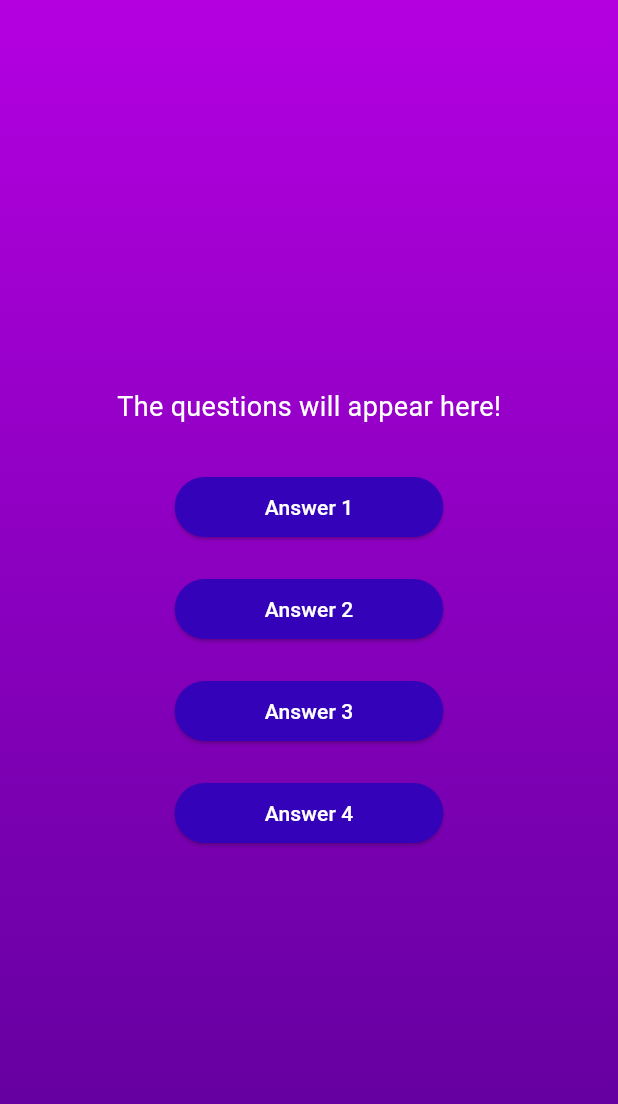
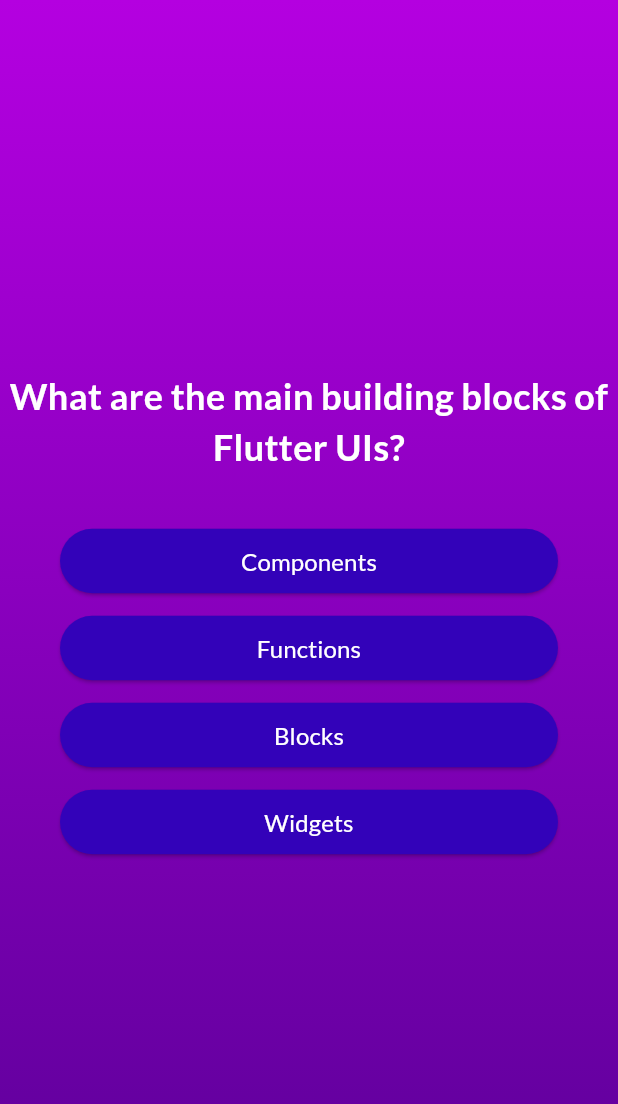
Before and after one commit to farasatkhan/flutter-learn, a Flutter app: the screen it shows after launch, after a tap on "Start Quiz", on a phone screen of 412 x 824 dp. Shown: the top 1104 px of the screen. Run offline on Flutter 3.47's test engine with Material 3 defaults, Android fonts, the phone set to English and light mode, and no system bars; our stand-ins replace google_fonts.

Commit message:
complete code for flutter quiz app

```diff
--- a/flutter_quizapp/lib/answer_button.dart
+++ b/flutter_quizapp/lib/answer_button.dart
@@ -1,4 +1,5 @@
 import 'package:flutter/material.dart';
+import 'package:google_fonts/google_fonts.dart';
 
 class AnswerButton extends StatelessWidget {
   const AnswerButton({super.key, required this.answer, required this.onTap});
@@ -16,7 +17,15 @@
           backgroundColor:
               MaterialStatePropertyAll(Color.fromARGB(255, 51, 2, 185)),
           foregroundColor: MaterialStatePropertyAll(Colors.white)),
-      child: Text(answer),
+      child: Text(
+        answer,
+        textAlign: TextAlign.center,
+        style: GoogleFonts.lato(
+          color: Colors.white,
+          fontSize: 16,
+          fontWeight: FontWeight.normal,
+        ),
+      ),
     );
   }
 }
--- a/flutter_quizapp/lib/data/questions.dart
+++ b/flutter_quizapp/lib/data/questions.dart
@@ -9,13 +9,16 @@
         'Blocks',
         'Functions',
       ],
-  ),
-  QuizQuestions('How are Flutter UIs built?', [
+      'Widgets'),
+  QuizQuestions(
+      'How are Flutter UIs built?',
+      [
         'By combining widgets in code',
         'By combining widgets in a visual editor',
         'By defining widgets in config files',
         'By using XCode for iOS and Android Studio for Android',
-  ]),
+      ],
+      'By combining widgets in code'),
   QuizQuestions(
       'What\'s the purpose of a StatefulWidget?',
       [
@@ -24,7 +27,7 @@
         'Ignore data changes',
         'Render UI that does not depend on data',
       ],
-  ),
+      'Update UI as data changes'),
   QuizQuestions(
       'Which widget should you try to use more often: StatelessWidget or StatefulWidget?',
       [
@@ -33,7 +36,7 @@
         'Both are equally good',
         'None of the above',
       ],
-  ),
+      'StatelessWidget'),
   QuizQuestions(
       'What happens if you change data in a StatelessWidget?',
       [
@@ -42,7 +45,7 @@
         'The closest StatefulWidget is updated',
         'Any nested StatefulWidgets are updated',
       ],
-  ),
+      'The UI is not updated'),
   QuizQuestions(
       'How should you update data inside of StatefulWidgets?',
       [
@@ -51,5 +54,5 @@
         'By calling updateUI()',
         'By calling updateState()',
       ],
-  ),
+      'By calling setState()'),
 ];
--- a/flutter_quizapp/lib/gradient_container.dart
+++ b/flutter_quizapp/lib/gradient_container.dart
@@ -1,6 +1,8 @@
 import 'package:flutter/material.dart';
+import 'package:flutter_quizapp/data/questions.dart';
 import 'package:flutter_quizapp/questions.dart';
 import 'package:flutter_quizapp/quiz.dart';
+import 'package:flutter_quizapp/result_screen.dart';
 
 class GradientContainer extends StatefulWidget {
   const GradientContainer({super.key});
@@ -10,17 +12,40 @@
 }
 
 class _GradientContainerState extends State<GradientContainer> {
-  Widget? currentScreen;
+  Widget? _currentScreen;
+  final List<String> _choosedAnswers = [];
+
+  void chooseAnswer(String answer) {
+    _choosedAnswers.add(answer);
+
+    if (_choosedAnswers.length == questions.length) {
+      setState(() {
+        _currentScreen = ResultsScreen(
+          chosenAnswers: _choosedAnswers,
+          resetScreen: resetScreen,
+        );
+      });
+    }
+  }
+
+  void resetScreen() {
+    setState(() {
+      _currentScreen = Quiz(changeScreen);
+      _choosedAnswers.clear();
+    });
+  }
 
   @override
   void initState() {
     super.initState();
-    currentScreen = Quiz(changeScreen);
+    _currentScreen = Quiz(changeScreen);
   }
 
   void changeScreen() {
     setState(() {
-      currentScreen = const QuestionsScreen();
+      _currentScreen = QuestionsScreen(
+        onSelectedAnswer: chooseAnswer,
+      );
     });
   }
 
@@ -35,7 +60,7 @@
             Color.fromARGB(255, 180, 0, 224),
             Color.fromARGB(255, 92, 0, 153)
           ])),
-      child: currentScreen,
+      child: _currentScreen,
     );
   }
 }
--- a/flutter_quizapp/lib/models/quiz_questions.dart
+++ b/flutter_quizapp/lib/models/quiz_questions.dart
@@ -1,6 +1,13 @@
 class QuizQuestions {
-  const QuizQuestions(this.question, this.answers);
+  const QuizQuestions(this.question, this.answers, this.correctAnswer);
 
   final String question;
+  final String correctAnswer;
   final List<String> answers;
+
+  List<String> get shuffledAnswers {
+    final shuffledAnswers = List.of(answers);
+    shuffledAnswers.shuffle();
+    return shuffledAnswers;
+  }
 }
--- a/flutter_quizapp/lib/questions.dart
+++ b/flutter_quizapp/lib/questions.dart
@@ -1,33 +1,63 @@
 import 'package:flutter/material.dart';
 import 'package:flutter_quizapp/answer_button.dart';
+import 'package:flutter_quizapp/data/questions.dart';
+import 'package:google_fonts/google_fonts.dart';
 
 class QuestionsScreen extends StatefulWidget {
-  const QuestionsScreen({super.key});
+  const QuestionsScreen({super.key, required this.onSelectedAnswer});
+
+  final void Function(String answer) onSelectedAnswer;
 
   @override
   State<QuestionsScreen> createState() => _QuestionsScreenState();
 }
 
 class _QuestionsScreenState extends State<QuestionsScreen> {
+  var _currentQuestionIndex = 0;
+
+  void answerQuestion(String answer) {
+    widget.onSelectedAnswer(answer);
+    setState(() {
+      _currentQuestionIndex++;
+    });
+  }
+
   @override
   Widget build(BuildContext context) {
+    final currentQuestion = questions[_currentQuestionIndex];
+
     return SizedBox(
       width: double.infinity,
       child: Column(mainAxisAlignment: MainAxisAlignment.center, children: [
-        const Text(
-          "The questions will appear here!",
-          style: TextStyle(fontSize: 18, color: Colors.white),
+        Text(
+          currentQuestion.question,
+          style: GoogleFonts.lato(
+            color: Colors.white,
+            fontSize: 24,
+            fontWeight: FontWeight.bold,
+          ),
+          textAlign: TextAlign.center,
         ),
         const SizedBox(
           height: 30,
         ),
-        AnswerButton(answer: "Answer 1", onTap: () {}),
-        const SizedBox(height: 20),
-        AnswerButton(answer: "Answer 2", onTap: () {}),
-        const SizedBox(height: 20),
-        AnswerButton(answer: "Answer 3", onTap: () {}),
-        const SizedBox(height: 20),
-        AnswerButton(answer: "Answer 4", onTap: () {}),
+        ...currentQuestion.shuffledAnswers.map((answer) {
+          return Container(
+            margin:
+                const EdgeInsets.only(top: 5, bottom: 5, left: 40, right: 40),
+            child: Column(
+              mainAxisAlignment: MainAxisAlignment.center,
+              crossAxisAlignment: CrossAxisAlignment.stretch,
+              children: [
+                AnswerButton(
+                    answer: answer,
+                    onTap: () {
+                      answerQuestion(answer);
+                    }),
+              ],
+            ),
+          );
+        }),
       ]),
     );
   }
--- a/flutter_quizapp/pubspec.yaml
+++ b/flutter_quizapp/pubspec.yaml
@@ -34,6 +34,7 @@
   # The following adds the Cupertino Icons font to your application.
   # Use with the CupertinoIcons class for iOS style icons.
   cupertino_icons: ^1.0.2
+  google_fonts: ^6.1.0
 
 dev_dependencies:
   flutter_test:
```
Also changed, not shown: flutter_quizapp/lib/questions_summary.dart (added, +51 -0 lines), flutter_quizapp/lib/result_screen.dart (added, +64 -0 lines), flutter_quizapp/pubspec.lock, 1 other file. Lines whose indentation alone changed are shown as unchanged.
